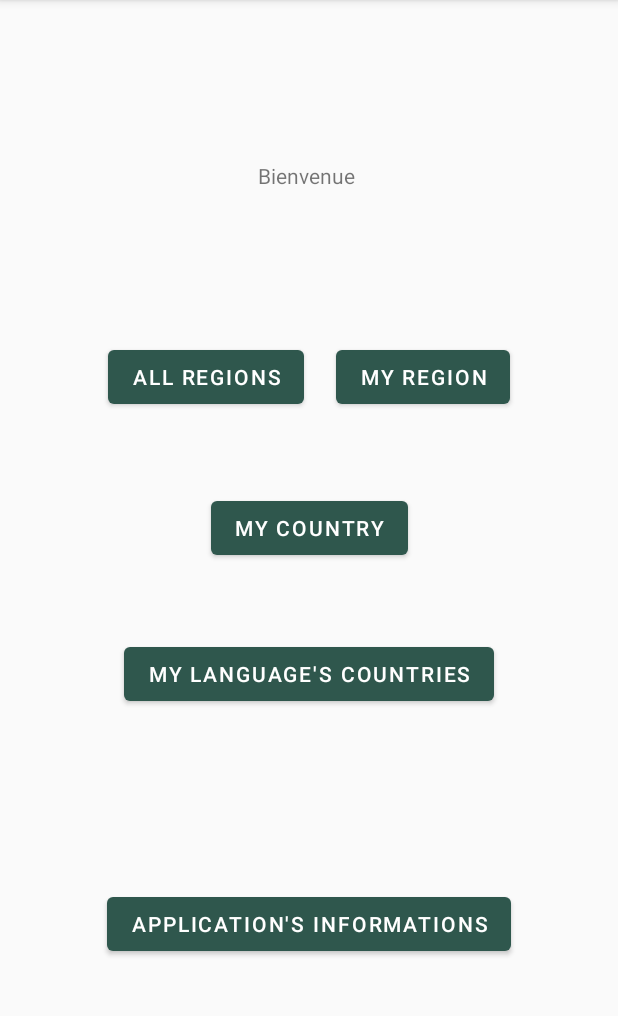
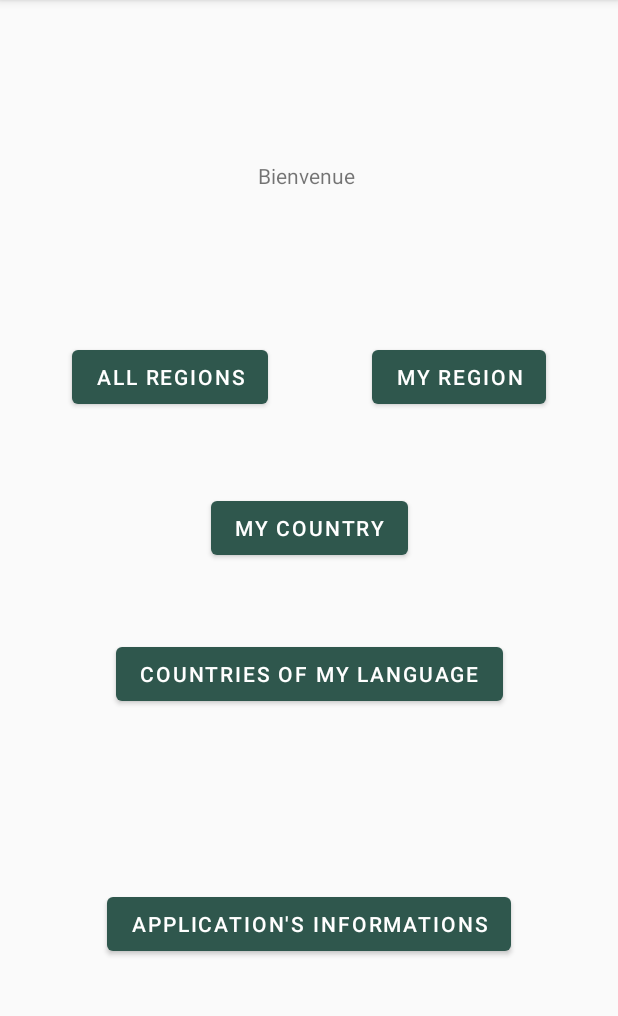
Before and after one commit to angelique-proux/Esiea3ATDProgrammationMobile, an Android app: the screen it shows after launch (MainActivity), on a phone screen of 412 x 824 dp, the part 84-1100 px from its top. Run offline under Robolectric (Android 15) with nearby library versions, the phone set to English and light mode, and no system bars; libraries missing offline, so code that uses them is left out: com.tapadoo.alerter.

Commit message:
Update menu, settings and translate in three languages

```diff
--- a/app/src/main/java/com/example/esiea3atd1/MainActivity.kt
+++ b/app/src/main/java/com/example/esiea3atd1/MainActivity.kt
@@ -8,23 +8,22 @@ import android.view.MenuItem
 import android.widget.Toast
 import androidx.appcompat.app.AppCompatActivity
 import androidx.preference.PreferenceManager
+import com.example.esiea3atd1.settings.LanguageManager
 import com.tapadoo.alerter.Alerter
 
 class MainActivity : AppCompatActivity() {
 
     private var SETTINGS_CODE = 243
     private lateinit var sharedpreferences: SharedPreferences
+    private lateinit var langManager: LanguageManager
 
     override fun onCreate(savedInstanceState: Bundle?) {
+        langManager = LanguageManager(this)
+
         super.onCreate(savedInstanceState)
+        setLanguageOfApp()
         setThemeOfApp()
         setContentView(R.layout.activity_main)
-
-        //PreferenceManager.setDefaultValues(this, xml.root_preferences, false)
-        /*setContentView(R.layout.fragment_menu)
-        text_username = findViewById(R.id.menu_text)
-        readSettings()*/
-
     }
 
     override fun onCreateOptionsMenu(menu: Menu): Boolean {
@@ -79,4 +78,16 @@ class MainActivity : AppCompatActivity() {
         }
     }
 
+    //Change language
+    private fun setLanguageOfApp() {
+        val sharedpreferences: SharedPreferences = PreferenceManager.getDefaultSharedPreferences(baseContext)
+        if(sharedpreferences.getString("app_language", "fr").equals("fr")) {
+            langManager.updateLanguageRessources("fr")
+        } else if(sharedpreferences.getString("app_language", "fr").equals("de")){
+            langManager.updateLanguageRessources("de")
+        } else {
+            langManager.updateLanguageRessources("en")
+        }
+    }
+
 }
--- a/app/src/main/java/com/example/esiea3atd1/SettingsActivity.kt
+++ b/app/src/main/java/com/example/esiea3atd1/SettingsActivity.kt
@@ -1,20 +1,29 @@
 package com.example.esiea3atd1
 
 import android.content.SharedPreferences
+import android.content.res.Configuration
 import android.os.Bundle
 import android.view.MenuItem
 import androidx.appcompat.app.AppCompatActivity
 import androidx.preference.PreferenceFragmentCompat
 import androidx.preference.PreferenceManager
+import com.example.esiea3atd1.settings.LanguageManager
+import java.util.*
 
 class SettingsActivity : AppCompatActivity(), SharedPreferences.OnSharedPreferenceChangeListener {
 
+    private lateinit var langManager: LanguageManager
+
     override fun onCreate(savedInstanceState: Bundle?) {
+        langManager = LanguageManager(this)
         PreferenceManager.getDefaultSharedPreferences(baseContext)
             .registerOnSharedPreferenceChangeListener(this)
 
         setThemeOfApp()
+        setLanguageOfApp()
+
         super.onCreate(savedInstanceState)
+
         setContentView(R.layout.settings_activity)
         if (savedInstanceState == null) {
             supportFragmentManager
@@ -57,6 +66,20 @@ class SettingsActivity : AppCompatActivity(), SharedPreferences.OnSharedPreferen
     override fun onSharedPreferenceChanged(sharedPreferences: SharedPreferences?, key: String?) {
         if(key.equals("theme_choice")) {
             this.recreate()
+        } else if (key.equals("app_language")) {
+            this.recreate()
+        }
+    }
+
+    //Change language
+    private fun setLanguageOfApp() {
+        val sharedpreferences: SharedPreferences = PreferenceManager.getDefaultSharedPreferences(baseContext)
+        if(sharedpreferences.getString("app_language", "fr").equals("fr")) {
+            langManager.updateLanguageRessources("fr")
+        } else if(sharedpreferences.getString("app_language", "fr").equals("de")){
+            langManager.updateLanguageRessources("de")
+        } else {
+            langManager.updateLanguageRessources("en")
         }
     }
 }
--- /dev/null
+++ b/app/src/main/java/com/example/esiea3atd1/settings/LanguageManager.kt
@@ -0,0 +1,39 @@
+package com.example.esiea3atd1.settings
+
+import android.content.Context
+import android.content.SharedPreferences
+import android.content.res.Configuration
+import android.content.res.Resources
+import java.util.*
+
+@Suppress("DEPRECATION")
+class LanguageManager {
+
+    private var languageContext: Context
+    private var sharedPreferences: SharedPreferences
+
+    constructor(context: Context) {
+        languageContext = context
+        sharedPreferences = this.languageContext.getSharedPreferences("LANG", Context.MODE_PRIVATE)
+    }
+
+    fun updateLanguageRessources(language: String) {
+        val locale = Locale(language)
+        Locale.setDefault(locale)
+
+        val ressources: Resources = languageContext.resources
+
+        val config: Configuration = ressources.configuration
+        config.setLocale(locale)
+
+        ressources.updateConfiguration(config, ressources.displayMetrics)
+        setLanguage(language)
+    }
+
+    fun setLanguage(code: String) {
+        val editor: SharedPreferences.Editor = sharedPreferences.edit()
+        editor.putString("lang", code)
+        editor.commit()
+    }
+
+}
--- a/app/src/main/res/layout/fragment_menu.xml
+++ b/app/src/main/res/layout/fragment_menu.xml
@@ -23,11 +23,24 @@
         android:id="@+id/region_button"
         android:layout_width="wrap_content"
         android:layout_height="wrap_content"
+        android:layout_marginEnd="21dp"
         android:text="@string/all_regions"
         app:layout_constraintBottom_toBottomOf="parent"
-        app:layout_constraintEnd_toEndOf="parent"
+        app:layout_constraintEnd_toStartOf="@+id/countries_button"
         app:layout_constraintHorizontal_bias="0.255"
         app:layout_constraintStart_toStartOf="parent"
+        app:layout_constraintTop_toTopOf="parent"
+        app:layout_constraintVertical_bias="0.316" />
+
+    <Button
+        android:id="@+id/countries_button"
+        android:layout_width="wrap_content"
+        android:layout_height="wrap_content"
+        android:text="@string/my_region"
+        app:layout_constraintBottom_toBottomOf="parent"
+        app:layout_constraintEnd_toEndOf="parent"
+        app:layout_constraintHorizontal_bias="0.757"
+        app:layout_constraintStart_toEndOf="@+id/region_button"
         app:layout_constraintTop_toTopOf="parent"
         app:layout_constraintVertical_bias="0.316" />
 
@@ -41,6 +54,7 @@
         app:layout_constraintStart_toStartOf="parent"
         app:layout_constraintTop_toTopOf="parent"
         app:layout_constraintVertical_bias="0.456" />
+
 
     <Button
         android:id="@+id/language_button"
@@ -64,17 +78,5 @@
         app:layout_constraintTop_toTopOf="parent"
         app:layout_constraintVertical_bias="0.822" />
 
-    <Button
-        android:id="@+id/countries_button"
-        android:layout_width="wrap_content"
-        android:layout_height="wrap_content"
-        android:text="@string/my_region"
-        app:layout_constraintBottom_toBottomOf="parent"
-        app:layout_constraintEnd_toEndOf="parent"
-        app:layout_constraintHorizontal_bias="0.757"
-        app:layout_constraintStart_toStartOf="parent"
-        app:layout_constraintTop_toTopOf="parent"
-        app:layout_constraintVertical_bias="0.316" />
-
 
 </androidx.constraintlayout.widget.ConstraintLayout>
--- a/app/src/main/res/values/arrays.xml
+++ b/app/src/main/res/values/arrays.xml
@@ -8,7 +8,7 @@
 
     <string-array name="language_values">
         <item>fr</item>
-        <item>eng</item>
+        <item>en</item>
         <item>de</item>
     </string-array>
 
--- a/app/src/main/res/values/strings.xml
+++ b/app/src/main/res/values/strings.xml
@@ -3,30 +3,27 @@
     <string name="action_settings">Settings</string>
 
     <!-- Strings used for fragments for navigation -->
-    <string name="first_fragment_label">First Fragment</string>
-    <string name="second_fragment_label">Second Fragment</string>
-    <string name="third_fragment_label">Third Fragment</string>
+    <string name="first_fragment_label" translatable="false">First Fragment</string>
+    <string name="second_fragment_label" translatable="false">Second Fragment</string>
+    <string name="third_fragment_label" translatable="false">Third Fragment</string>
+    <string name="fourth_fragment_label" translatable="false">Fourth Fragment</string>
+    <string name="menu_fragment_label" translatable="false">Menu Fragment</string>
+
+    <!-- Buttons -->
     <string name="next">Next</string>
     <string name="previous">Previous</string>
 
-    <string name="hello_first_fragment">Hello ! Welcome on my first application !</string>
-    <string name="hello_second_fragment">Hello second fragment. Arg: %1$s</string>
-    <string name="second">second</string>
-    <string name="third">third</string>
-    <string name="four">four</string>
-    <string name="fifth">fifth</string>
+    <!-- Country Fragment -->
     <string name="capital_text">Capital :</string>
     <string name="population_text">Population :</string>
     <string name="area_text">Area :</string>
     <string name="universities_list">UniversitiesList</string>
-    <string name="fourth_fragment_label">Fourth Fragment</string>
-    <string name="menu_fragment_label">Menu Fragment</string>
 
     <string name="title_activity_settings">Settings</string>
 
     <!-- Preference Titles -->
     <string name="location_header">Location</string>
-    <string name="language_header">Langage</string>
+    <string name="language_header">Language</string>
     <string name="themes_header">Theme</string>
     <string name="user_header">Name</string>
 
@@ -35,21 +32,20 @@
 
     <!-- Location Preferences -->
     <string name="location_region">My region</string>
-    <string name="location_country">My country\'s english name</string>
+    <string name="location_country">Country\'s english name</string>
 
     <!-- Language Preferences -->
     <string name="language_title">My language two first letters</string>
-    <string name="language_app">Application\'s language</string>
+    <string name="language_app">Application language</string>
 
     <!-- Theme Preferences -->
-    <string name="theme_title">Dark theme?</string>
-    <string name="dark_theme_on">Dark theme chosen</string>
-    <string name="dark_theme_off">Light theme chosen</string>
+
+    <string name="theme_title">Application style</string>
 
 
     <string name="all_regions">All regions</string>
     <string name="my_country">My country</string>
-    <string name="my_language_s_countries">My language\'s countries</string>
+    <string name="my_language_s_countries">Countries of my language</string>
     <string name="application_s_informations">Application\'s informations</string>
     <string name="my_region">My region</string>
 
--- a/app/src/main/res/xml/root_preferences.xml
+++ b/app/src/main/res/xml/root_preferences.xml
@@ -37,16 +37,16 @@
         app:title="@string/language_header">
 
         <EditTextPreference
-            app:key="mylanguage"
+            app:key="my_language"
             app:defaultValue="fr"
             app:title="@string/language_title"
             app:useSimpleSummaryProvider="true" />
 
         <ListPreference
-            app:defaultValue="reply"
+            app:defaultValue="fr"
             app:entries="@array/language_titles"
             app:entryValues="@array/language_values"
-            app:key="applanguage"
+            app:key="app_language"
             app:title="@string/language_app"
             app:useSimpleSummaryProvider="true" />
 
@@ -61,14 +61,8 @@
             app:entries="@array/theme_entries"
             app:entryValues="@array/theme_values"
             app:key="theme_choice"
-            app:title="Change theme"
+            app:title="@string/theme_title"
             app:useSimpleSummaryProvider="true"/>
-
-        <SwitchPreferenceCompat
-            app:key="theme"
-            app:summaryOff="@string/dark_theme_off"
-            app:summaryOn="@string/dark_theme_on"
-            app:title="@string/theme_title" />
     </PreferenceCategory>
 
 </PreferenceScreen>
```
Also changed, not shown: 3 other files.
